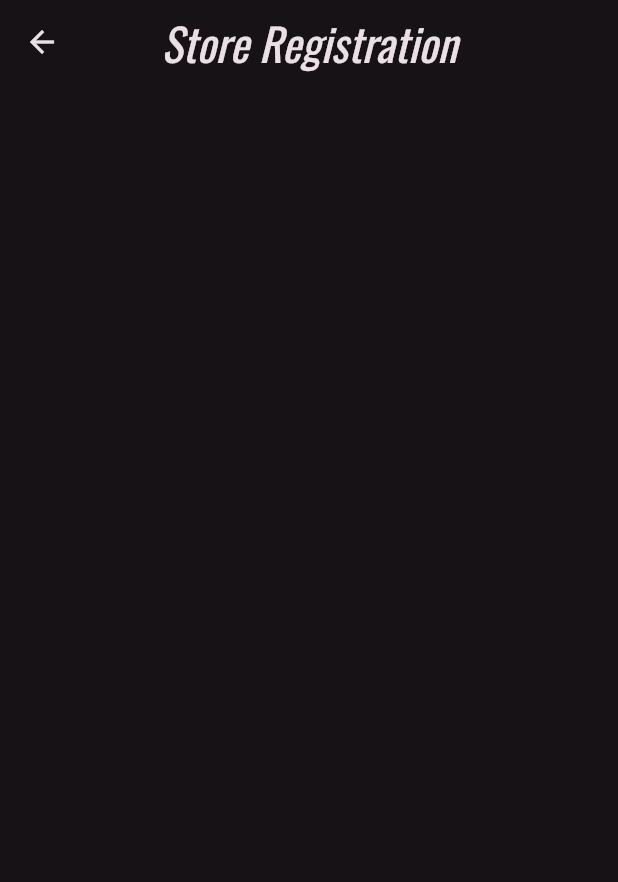
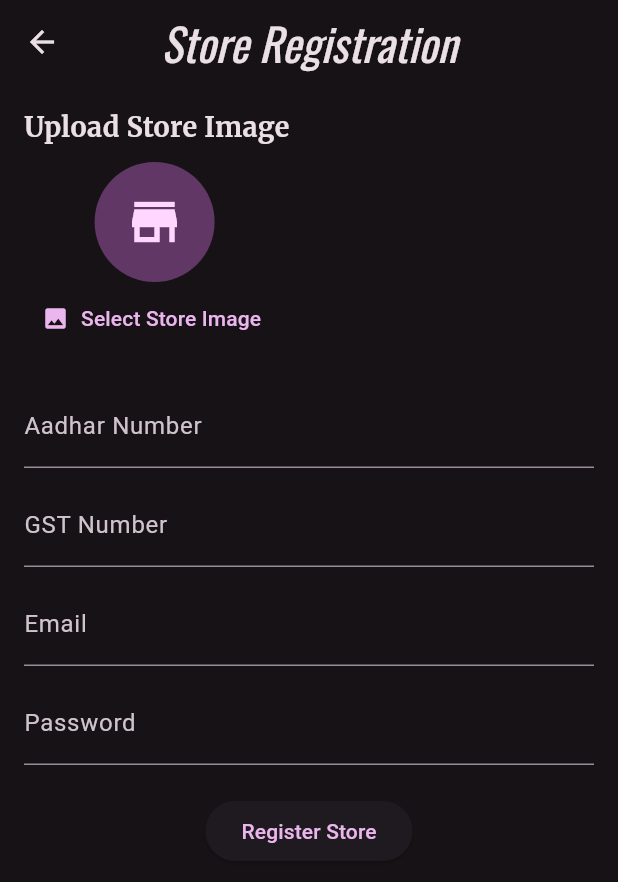
Before and after one commit to rhtmahour/go90Stores, a Flutter app: the StoreRegistration screen opened directly, on a phone screen of 412 x 824 dp. Shown: the top 882 px of the screen. Run offline on Flutter 3.47's test engine with Material 3 defaults, Android fonts, the phone set to English and light mode, and no system bars; our stand-ins replace cloud_firestore, firebase_auth, firebase_core, google_fonts, image_picker; accounts and stored records are empty.

Commit message:
code on 27-12-2024

```diff
--- /dev/null
+++ b/lib/store_image_picker.dart
@@ -0,0 +1,52 @@
+import 'package:flutter/material.dart';
+import 'dart:io';
+import 'package:image_picker/image_picker.dart';
+
+class StoreImagePicker extends StatefulWidget {
+  final void Function(File pickedImage) onImagePicked;
+
+  const StoreImagePicker({super.key, required this.onImagePicked});
+
+  @override
+  _StoreImagePickerState createState() => _StoreImagePickerState();
+}
+
+class _StoreImagePickerState extends State<StoreImagePicker> {
+  File? _selectedImage;
+
+  Future<void> _pickImage() async {
+    final picker = ImagePicker();
+    final pickedImageFile = await picker.pickImage(
+      source: ImageSource.gallery,
+      imageQuality: 50, // Reduce quality to save storage
+      maxWidth: 150, // Limit image size
+    );
+
+    if (pickedImageFile != null) {
+      setState(() {
+        _selectedImage = File(pickedImageFile.path);
+      });
+      widget.onImagePicked(File(pickedImageFile.path));
+    }
+  }
+
+  @override
+  Widget build(BuildContext context) {
+    return Column(
+      children: [
+        CircleAvatar(
+          radius: 40,
+          backgroundImage:
+              _selectedImage != null ? FileImage(_selectedImage!) : null,
+          child:
+              _selectedImage == null ? const Icon(Icons.store, size: 40) : null,
+        ),
+        TextButton.icon(
+          onPressed: _pickImage,
+          icon: const Icon(Icons.image),
+          label: const Text('Select Store Image'),
+        ),
+      ],
+    );
+  }
+}
--- a/lib/store_registration.dart
+++ b/lib/store_registration.dart
@@ -1,7 +1,61 @@
 import 'package:flutter/material.dart';
+import 'dart:io';
+import 'package:cloud_firestore/cloud_firestore.dart';
+import 'store_image_picker.dart'; // Import the StoreImagePicker file
 
-class StoreRegistration extends StatelessWidget {
+class StoreRegistration extends StatefulWidget {
   const StoreRegistration({super.key});
+
+  @override
+  State<StoreRegistration> createState() => _StoreRegistrationState();
+}
+
+class _StoreRegistrationState extends State<StoreRegistration> {
+  final _formKey = GlobalKey<FormState>();
+  File? _storeImage;
+
+  // Controllers for the text fields
+  final TextEditingController _aadharController = TextEditingController();
+  final TextEditingController _gstController = TextEditingController();
+  final TextEditingController _emailController = TextEditingController();
+  final TextEditingController _passwordController = TextEditingController();
+
+  void _setImage(File pickedImage) {
+    setState(() {
+      _storeImage = pickedImage;
+    });
+  }
+
+  Future<void> _registerStore() async {
+    if (!_formKey.currentState!.validate()) {
+      return; // Stop if the form is not valid
+    }
+    if (_storeImage == null) {
+      ScaffoldMessenger.of(context).showSnackBar(
+        const SnackBar(content: Text('Please upload a store image.')),
+      );
+      return;
+    }
+
+    try {
+      await FirebaseFirestore.instance.collection('stores').add({
+        'aadharNumber': _aadharController.text,
+        'gstNumber': _gstController.text,
+        'email': _emailController.text,
+        'password': _passwordController.text,
+        'storeImage':
+            'Uploaded Image URL or Path', // Replace with image upload logic if required
+      });
+      ScaffoldMessenger.of(context).showSnackBar(
+        const SnackBar(content: Text('Store registered successfully!')),
+      );
+      _formKey.currentState!.reset();
+    } catch (error) {
+      ScaffoldMessenger.of(context).showSnackBar(
+        SnackBar(content: Text('Error: $error')),
+      );
+    }
+  }
 
   @override
   Widget build(BuildContext context) {
@@ -10,6 +64,91 @@ class StoreRegistration extends StatelessWidget {
         centerTitle: true,
         title: const Text('Store Registration'),
       ),
+      body: Padding(
+        padding: const EdgeInsets.all(16.0),
+        child: SingleChildScrollView(
+          child: Form(
+            key: _formKey,
+            child: Center(
+              child: Column(
+                crossAxisAlignment: CrossAxisAlignment.start,
+                children: [
+                  const Text(
+                    'Upload Store Image',
+                    style: TextStyle(fontSize: 18, fontWeight: FontWeight.bold),
+                  ),
+                  const SizedBox(height: 10),
+                  StoreImagePicker(onImagePicked: _setImage),
+                  const SizedBox(height: 20),
+                  TextFormField(
+                    controller: _aadharController,
+                    decoration:
+                        const InputDecoration(labelText: 'Aadhar Number'),
+                    keyboardType: TextInputType.number,
+                    validator: (value) {
+                      if (value == null || value.isEmpty) {
+                        return 'Please enter Aadhar number';
+                      }
+                      if (value.length != 12) {
+                        return 'Aadhar number must be 12 digits';
+                      }
+                      return null;
+                    },
+                  ),
+                  const SizedBox(height: 10),
+                  TextFormField(
+                    controller: _gstController,
+                    decoration: const InputDecoration(labelText: 'GST Number'),
+                    validator: (value) {
+                      if (value == null || value.isEmpty) {
+                        return 'Please enter GST number';
+                      }
+                      return null;
+                    },
+                  ),
+                  const SizedBox(height: 10),
+                  TextFormField(
+                    controller: _emailController,
+                    decoration: const InputDecoration(labelText: 'Email'),
+                    keyboardType: TextInputType.emailAddress,
+                    validator: (value) {
+                      if (value == null || value.isEmpty) {
+                        return 'Please enter email';
+                      }
+                      if (!RegExp(r'^[^@]+@[^@]+\.[^@]+').hasMatch(value)) {
+                        return 'Please enter a valid email';
+                      }
+                      return null;
+                    },
+                  ),
+                  const SizedBox(height: 10),
+                  TextFormField(
+                    controller: _passwordController,
+                    decoration: const InputDecoration(labelText: 'Password'),
+                    obscureText: true,
+                    validator: (value) {
+                      if (value == null || value.isEmpty) {
+                        return 'Please enter password';
+                      }
+                      if (value.length < 6) {
+                        return 'Password must be at least 6 characters long';
+                      }
+                      return null;
+                    },
+                  ),
+                  const SizedBox(height: 20),
+                  Center(
+                    child: ElevatedButton(
+                      onPressed: _registerStore,
+                      child: const Text('Register Store'),
+                    ),
+                  ),
+                ],
+              ),
+            ),
+          ),
+        ),
+      ),
     );
   }
 }
--- a/pubspec.yaml
+++ b/pubspec.yaml
@@ -37,6 +37,8 @@ dependencies:
   google_fonts: ^6.2.1
   firebase_auth: ^5.3.4
   firebase_core: ^3.9.0
+  image_picker: ^1.1.2
+  cloud_firestore: ^5.6.0
 
 dev_dependencies:
   flutter_test:
```
Also changed, not shown: pubspec.lock, 5 other files.
